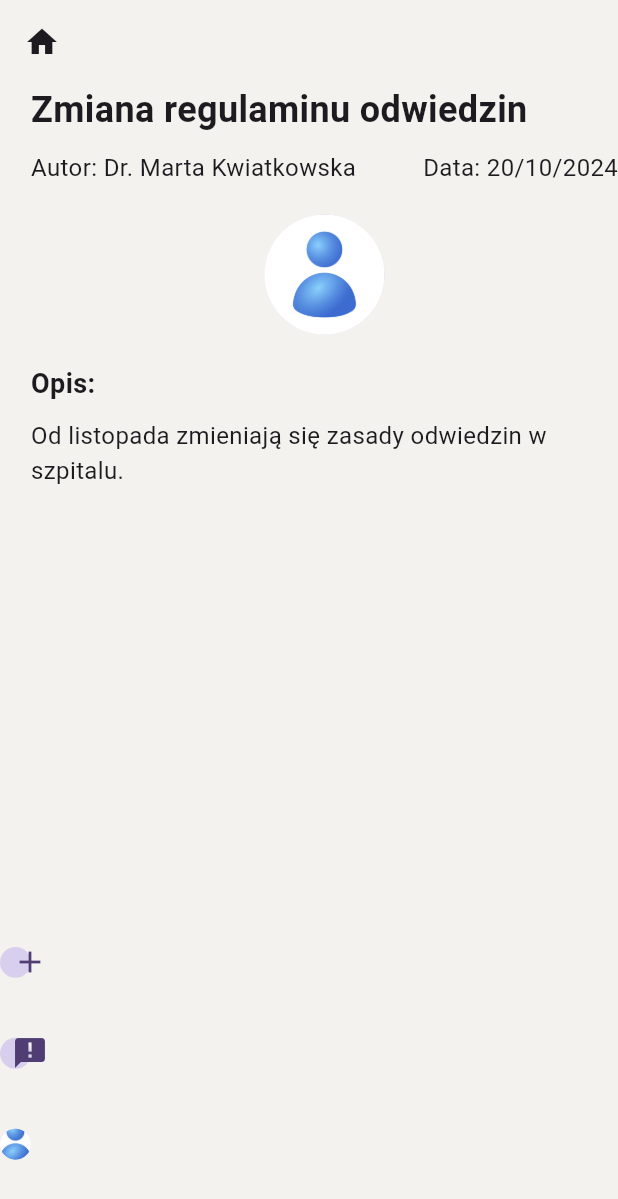
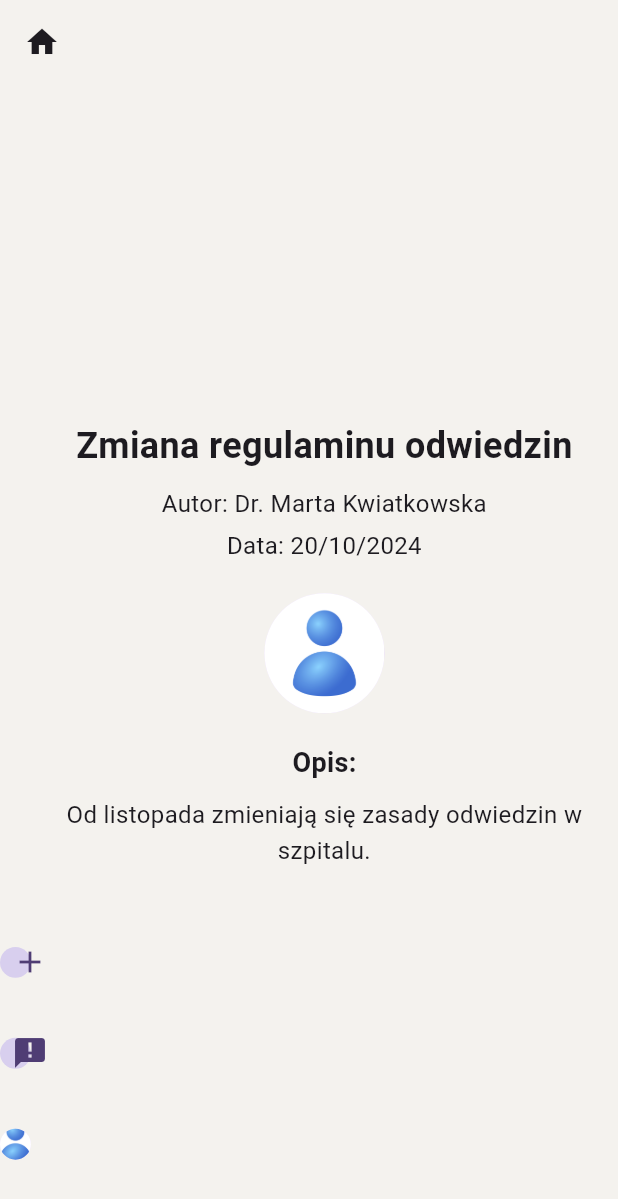
Before and after one commit to KN-Signum/best_app, a Flutter app: the Home screen opened directly, after a tap on "Zmiana regulaminu odwiedzin", on a phone screen of 412 x 824 dp. Shown: the top 1199 px of the screen. Run offline on Flutter 3.47's test engine with Material 3 defaults, Android fonts, the phone set to English and light mode, and no system bars.

```diff
--- a/lib/main.dart
+++ b/lib/main.dart
@@ -1,3 +1,4 @@
+import 'package:best_app/screens/onbording.dart';
 import 'package:flutter/material.dart';
 
 import 'screens/home.dart';
@@ -18,7 +19,7 @@
         useMaterial3: true,
       ),
       debugShowCheckedModeBanner: false,
-      home: const Home(),
+      home: OnBording(),
     );
   }
 }
--- a/lib/screens/home.dart
+++ b/lib/screens/home.dart
@@ -65,61 +65,80 @@
       selectedAnnouncement = null;
     });
   }
-
 @override
 Widget build(BuildContext context) {
   // Layout szczegółów ogłoszenia
   var detailContent = selectedAnnouncement != null
-        ? Column(
-            crossAxisAlignment: CrossAxisAlignment.start,
+      ? SingleChildScrollView(
+          padding: const EdgeInsets.all(16.0), // Stały margines
+          child: Column(
+            crossAxisAlignment: CrossAxisAlignment.center, // Wyśrodkowanie poziome
             children: [
               // Tytuł ogłoszenia
               Text(
                 selectedAnnouncement!.title,
                 style: const TextStyle(
-                  fontSize: 24,
+                  fontSize: 24, // Stała wielkość czcionki
+                  fontWeight: FontWeight.bold,
+                ),
+                textAlign: TextAlign.center, // Wyśrodkowanie tekstu
+              ),
+              const SizedBox(height: 10),
+
+              // Informacje o autorze i dacie (teraz w Column)
+              Column(
+                crossAxisAlignment: CrossAxisAlignment.center, // Wyśrodkowanie tekstu
+                children: [
+                  Text(
+                    'Autor: ${selectedAnnouncement!.authorName}',
+                    style: const TextStyle(
+                      fontSize: 16, // Stała wielkość czcionki
+                    ),
+                    textAlign: TextAlign.center,
+                  ),
+                  const SizedBox(height: 5), // Drobny odstęp między autorem a datą
+                  Text(
+                    'Data: ${selectedAnnouncement!.date.day}/${selectedAnnouncement!.date.month}/${selectedAnnouncement!.date.year}',
+                    style: const TextStyle(
+                      fontSize: 16, // Stała wielkość czcionki
+                    ),
+                    textAlign: TextAlign.center,
+                  ),
+                ],
+              ),
+              const SizedBox(height: 20),
+
+              // Obrazek autora lub ogłoszenia
+              Center(
+                child: CircleAvatar(
+                  radius: 40, // Stała wielkość obrazka
+                  backgroundImage: AssetImage(selectedAnnouncement!.image),
+                ),
+              ),
+              const SizedBox(height: 20),
+
+              // Nagłówek "Opis"
+              const Text(
+                'Opis:',
+                style: TextStyle(
+                  fontSize: 18, // Stała wielkość czcionki
                   fontWeight: FontWeight.bold,
                 ),
               ),
               const SizedBox(height: 10),
-              // Informacje o autorze i dacie
-              Row(
-                mainAxisAlignment: MainAxisAlignment.spaceBetween,
-                children: [
+
+              // Opis ogłoszenia
               Text(
-                    'Autor: ${selectedAnnouncement!.authorName}',
-                    style: const TextStyle(fontSize: 16),
+                selectedAnnouncement!.description,
+                style: const TextStyle(
+                  fontSize: 16, // Stała wielkość czcionki
+                  height: 1.5, // Lepsza czytelność tekstu
                 ),
-                  Text(
-                    'Data: ${selectedAnnouncement!.date.day}/${selectedAnnouncement!.date.month}/${selectedAnnouncement!.date.year}',
-                    style: const TextStyle(fontSize: 16),
+                textAlign: TextAlign.center, // Wyśrodkowanie opisu
               ),
+              const SizedBox(height: 20),
             ],
           ),
-              const SizedBox(height: 20),
-              // Obrazek autora lub ogłoszenia
-              Center(
-                child: CircleAvatar(
-                  radius: 40,
-                  backgroundImage: AssetImage(selectedAnnouncement!.image),
-                ),
-              ),
-              const SizedBox(height: 20),
-              // Opis ogłoszenia
-              const Text(
-                'Opis:',
-                style: TextStyle(
-                  fontSize: 18,
-                  fontWeight: FontWeight.bold,
-                ),
-              ),
-              const SizedBox(height: 10),
-              Text(
-                selectedAnnouncement!.description,
-                style: const TextStyle(fontSize: 16),
-              ),
-              const Spacer(),
-            ],
         )
       : Container();
 
--- a/lib/widgets/annoucment_widget.dart
+++ b/lib/widgets/annoucment_widget.dart
@@ -26,12 +26,11 @@
     String formattedDate = "${date.day}/${date.month}/${date.year}";
 
 return Container(
-
   margin: const EdgeInsets.only(top: 4.0),
   height: cardHeight,
   width: cardWidth,
   child: Card(
-        // To są karty ogłoszeńs rgb(216,207,238)
+    // To są karty ogłoszeń RGB(216,207,238)
     color: const Color.fromRGBO(230, 225, 242, 1),
     shape: RoundedRectangleBorder(
       borderRadius: BorderRadius.circular(10.0),
@@ -55,9 +54,14 @@
             ],
           ),
         ),
-            Padding(
-              padding: const EdgeInsets.all(8.0),
-              child: Text(description),
+        Expanded(
+          child: Center( // Wyśrodkowanie opisu w pionie i poziomie
+            child: Text(
+              description,
+              textAlign: TextAlign.center, // Wyśrodkowanie tekstu w poziomie
+              style: const TextStyle(fontSize: 14),
+            ),
+          ),
         ),
       ],
     ),
```
Also changed, not shown: lib/screens/onbording.dart (added, +203 -0 lines). Lines whose indentation alone changed are shown as unchanged.
